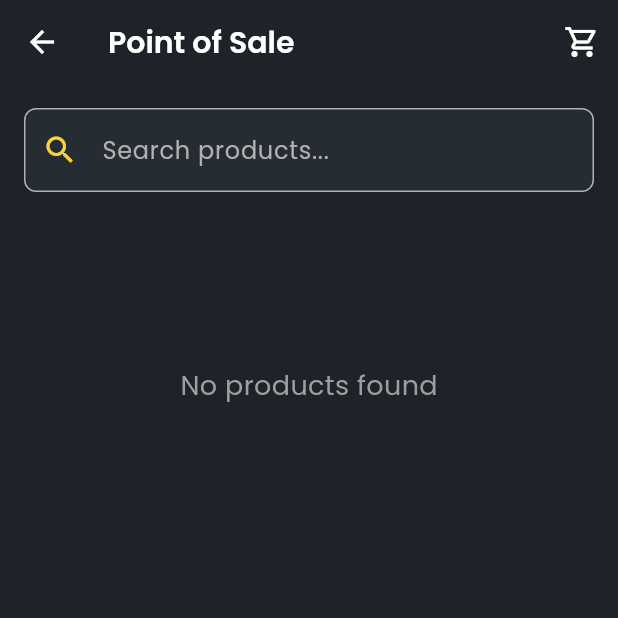
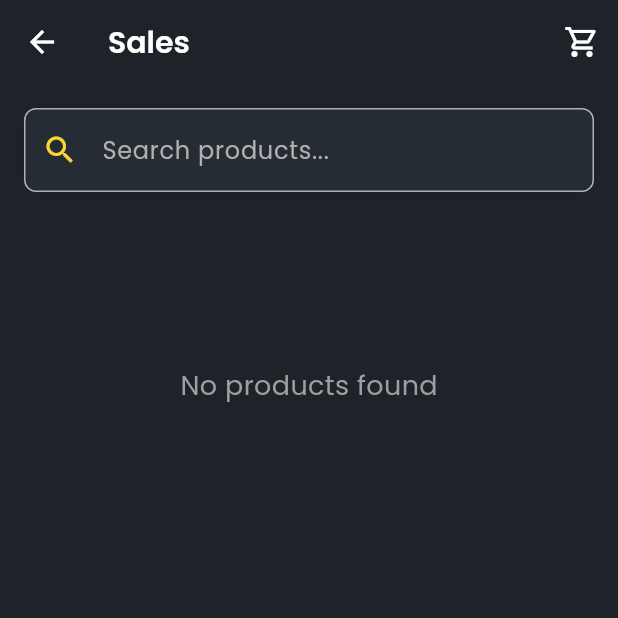
Before and after one commit to deepakdas-d/fine_foods, a Flutter app: the BillingScreen screen opened directly, on a phone screen of 412 x 824 dp, the top half of it. Run offline on Flutter 3.47's test engine with Material 3 defaults, Android fonts, the phone set to English and light mode, and no system bars; our stand-ins replace animated_notch_bottom_bar, cloud_firestore, device_info_plus, firebase_auth, firebase_core, fl_chart and 8 more; missing offline and left inert: bluetooth_print_plus, file_saver, flutter_esc_pos_utils, flutter_pdfview; accounts and stored records are empty.

```diff
--- a/lib/SALES/billing/view/billing.dart
+++ b/lib/SALES/billing/view/billing.dart
@@ -46,7 +46,7 @@ class BillingScreen extends StatelessWidget {
     elevation: 0,
     backgroundColor: AppColor.background,
     title: const Text(
-      "Point of Sale",
+      "Sales",
       style: TextStyle(
         fontWeight: FontWeight.w600,
         color: AppColor.textPrimary,
--- a/pubspec.yaml
+++ b/pubspec.yaml
@@ -3,7 +3,7 @@ description: "A new Flutter project."
 
 publish_to: "none"
 
-version: 1.0.0+1
+version: 1.0.0+2
 
 environment:
   sdk: ^3.8.1
```
